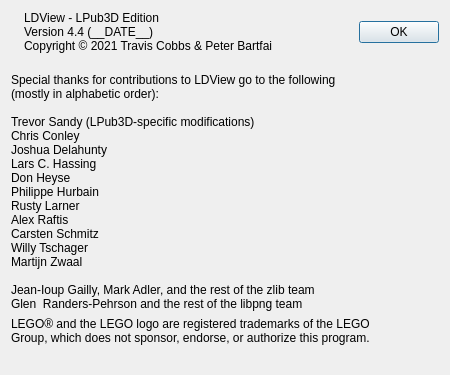
Above: QT/AboutPanel.ui from trevorsandy/ldview before the change. Below: the same form after it.
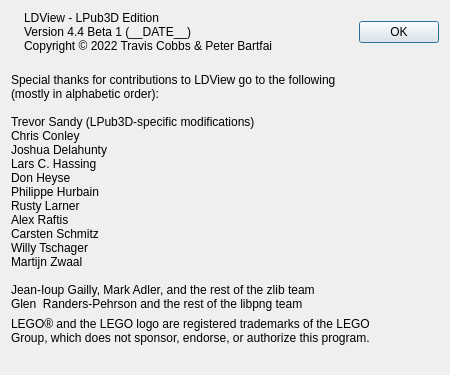
That is the form after the change. Icons and pictures are not drawn.

Commit message: Linux: version string update

Patch:
```diff
--- a/QT/AboutPanel.ui
+++ b/QT/AboutPanel.ui
@@ -102,8 +102,8 @@
          </property>
          <property name="text">
           <string>LDView - LPub3D Edition
-Version 4.4 (__DATE__)
-Copyright © 2021 Travis Cobbs &amp; Peter Bartfai</string>
+Version 4.4 Beta 1 (__DATE__)
+Copyright © 2022 Travis Cobbs &amp; Peter Bartfai</string>
          </property>
          <property name="textFormat">
           <enum>Qt::PlainText</enum>
```
The commit also changes 3 other files.
